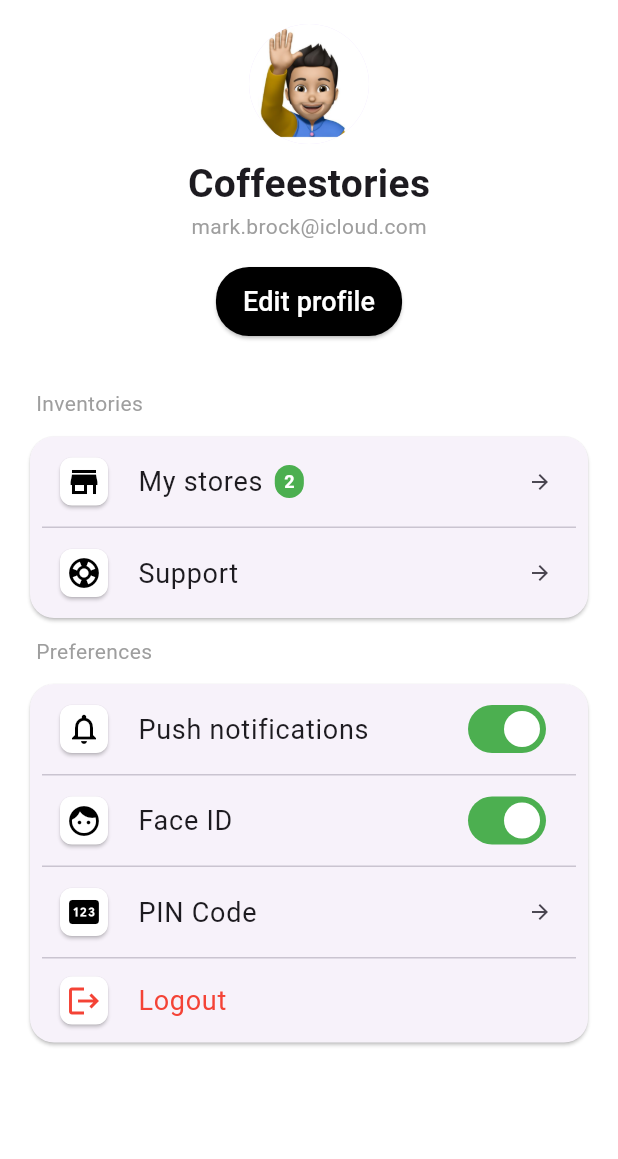
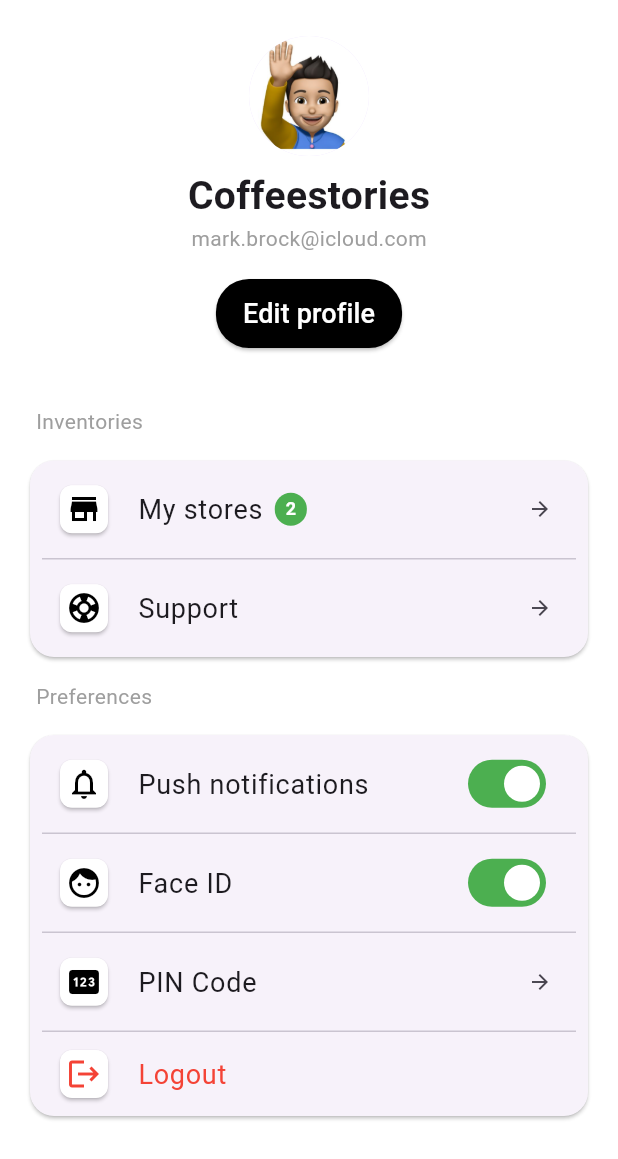
Before and after one commit to douglaspazh/IS513_Tarea2.1, a Flutter app: the screen it shows after launch, on a phone screen of 412 x 824 dp. Shown: the top 1159 px of the screen. Run offline on Flutter 3.47's test engine with Material 3 defaults, Android fonts, the phone set to English and light mode, and no system bars.

Commit message:
Mejorados los margenes

```diff
--- a/lib/src/screens/profile_screen.dart
+++ b/lib/src/screens/profile_screen.dart
@@ -19,6 +19,7 @@ class ProfileScreen extends StatelessWidget {
         child: Column(
           crossAxisAlignment: CrossAxisAlignment.center,
           children: [
+            const SizedBox(height: 8),
             const CircleAvatar(
               radius: 40,
               backgroundImage: AssetImage('lib/src/assets/memoji_example.jpeg'),
--- a/lib/src/widgets/item_switch_widget.dart
+++ b/lib/src/widgets/item_switch_widget.dart
@@ -14,7 +14,7 @@ class ItemSwitchWidget extends StatelessWidget {
   @override
   Widget build(BuildContext context) {
     return ListTile(
-      minTileHeight: 60,
+      minTileHeight: 65,
       leading: SizedBox(
         width: 40,
         height: 40,
--- a/lib/src/widgets/item_widget.dart
+++ b/lib/src/widgets/item_widget.dart
@@ -14,7 +14,7 @@ class ItemWidget extends StatelessWidget {
   @override
   Widget build(BuildContext context) {
     return ListTile(
-      minTileHeight: 60,
+      minTileHeight: 65,
       leading: SizedBox(
         width: 40,
         height: 40,
@@ -35,7 +35,7 @@ class ItemWidget extends StatelessWidget {
           const SizedBox(width: 8),
           if (notificationCount != null)
             Container(
-              padding: const EdgeInsets.symmetric(horizontal: 6, vertical: 2),
+              padding: const EdgeInsets.symmetric(horizontal: 7, vertical: 2),
               decoration: BoxDecoration(
                 color: Colors.green,
                 borderRadius: BorderRadius.circular(12),
--- a/lib/src/widgets/section_widget.dart
+++ b/lib/src/widgets/section_widget.dart
@@ -8,7 +8,7 @@ class SectionWidget extends StatelessWidget {
   @override
   Widget build(BuildContext context) {
     return Padding(
-      padding: const EdgeInsets.symmetric(vertical: 8, horizontal: 8),
+      padding: const EdgeInsets.symmetric(vertical: 12, horizontal: 8),
       child: Align(
         alignment: Alignment.centerLeft,
         child: Text(
```
